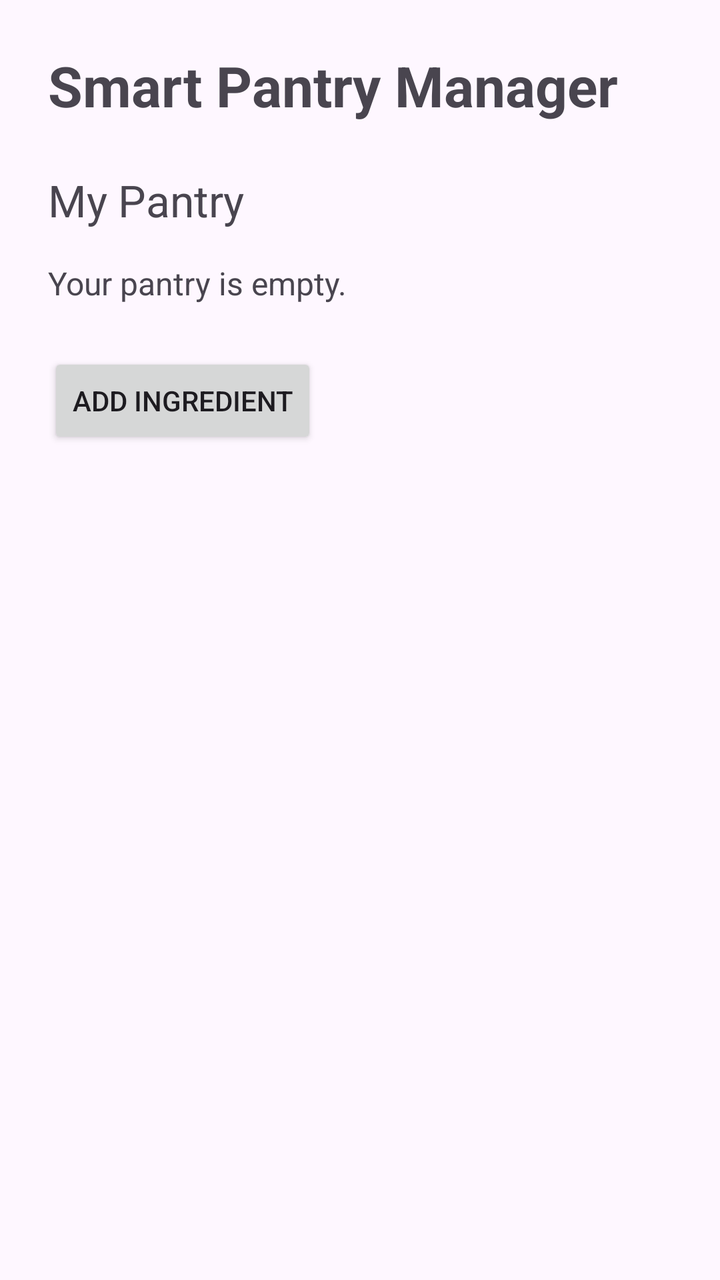
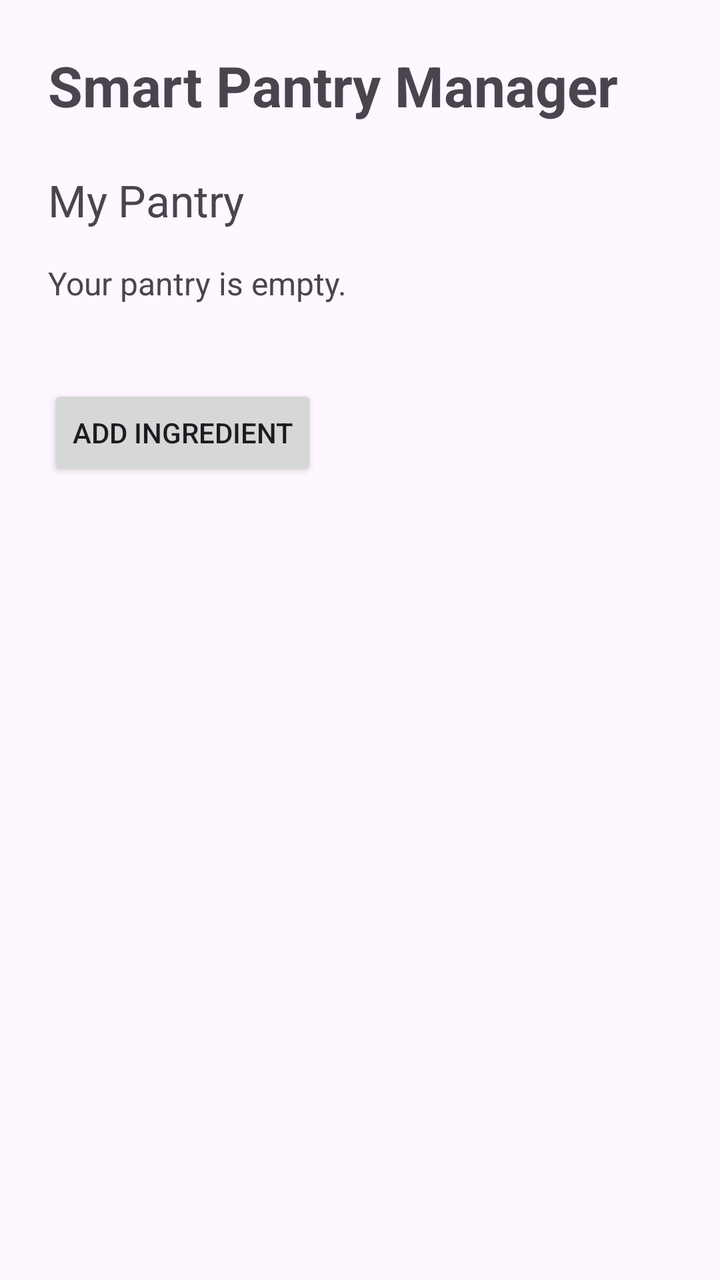

Compare the two renders of this Android layout. The source of the first and the diff that turns it into the second are given below.
<!-- AndroidManifest.xml: application theme Theme.SmartPantryManager -->
<!-- res/layout/activity_main.xml -->
<?xml version="1.0" encoding="utf-8"?>
<LinearLayout xmlns:android="http://schemas.android.com/apk/res/android"
    android:layout_width="match_parent"
    android:layout_height="match_parent"
    android:orientation="vertical"
    android:padding="24dp">

    <TextView
        android:layout_width="wrap_content"
        android:layout_height="wrap_content"
        android:text="Smart Pantry Manager"
        android:textSize="28sp"
        android:textStyle="bold" />

    <TextView
        android:layout_width="wrap_content"
        android:layout_height="wrap_content"
        android:text="My Pantry"
        android:textSize="22sp"
        android:layout_marginTop="24dp" />

    <TextView
        android:layout_width="wrap_content"
        android:layout_height="wrap_content"
        android:text="Your pantry is empty."
        android:textSize="16sp"
        android:layout_marginTop="16dp" />


    <Button
        android:id="@+id/btnAddIngredient"
        android:layout_width="wrap_content"
        android:layout_height="wrap_content"
        android:text="Add Ingredient"
        android:layout_marginTop="24dp" />


</LinearLayout>
<!-- resources referenced by this layout -->
<resources>
  <style name="Theme.SmartPantryManager" parent="Base.Theme.SmartPantryManager" />
  <style name="Base.Theme.SmartPantryManager" parent="Theme.Material3.DayNight.NoActionBar">
          
          
      </style>
</resources>

<!-- the commit's change to res/layout/activity_main.xml (unified diff, before → after) -->
@@ -26,6 +26,11 @@
         android:textSize="16sp"
         android:layout_marginTop="16dp" />
 
+    <androidx.recyclerview.widget.RecyclerView
+        android:id="@+id/recyclerPantry"
+        android:layout_width="match_parent"
+        android:layout_height="wrap_content"
+        android:layout_marginTop="16dp" />
 
     <Button
         android:id="@+id/btnAddIngredient"
